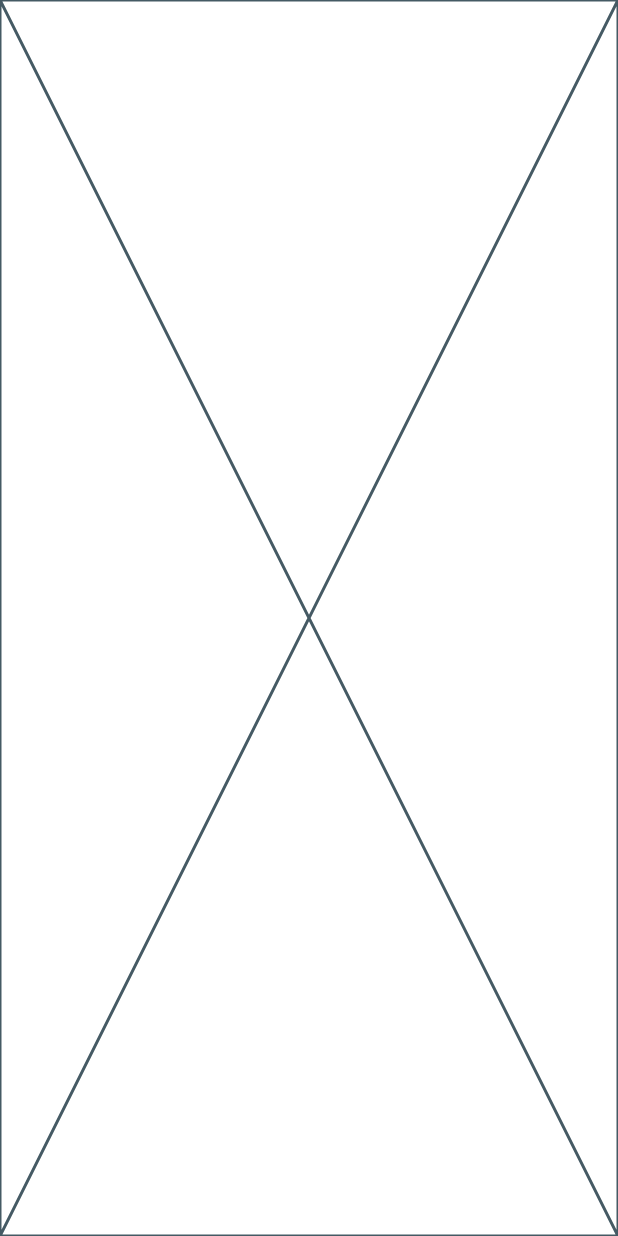
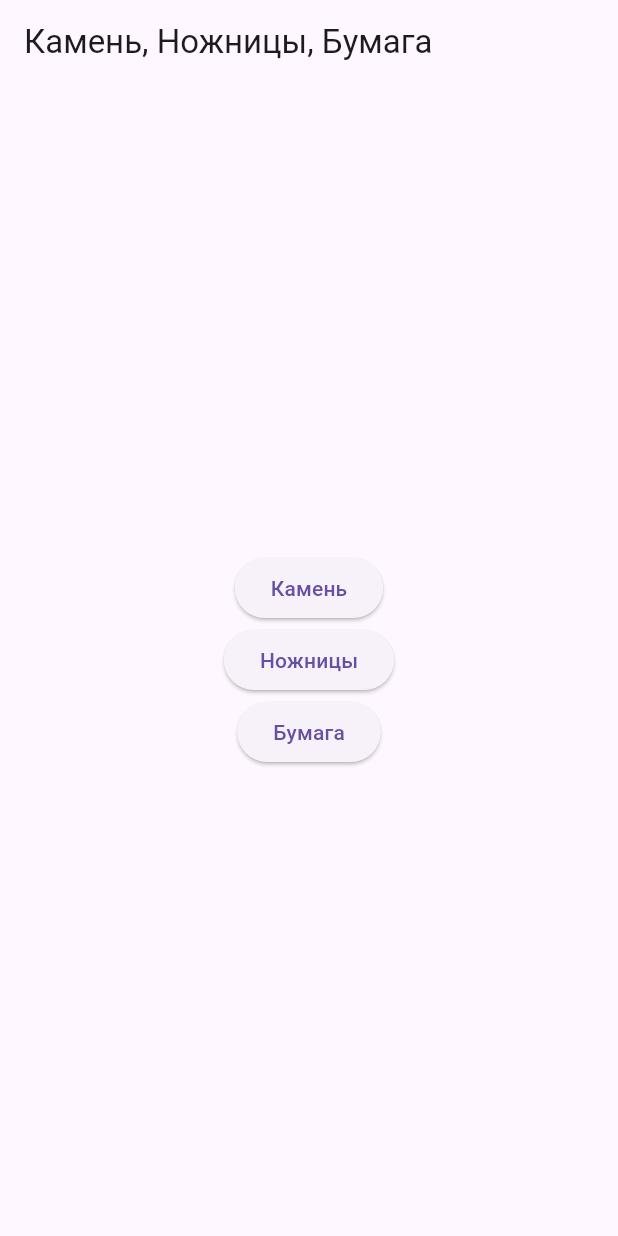
Before and after one commit to LetunovskiySergey/hw_25, a Flutter app: the screen it shows after launch, on a phone screen of 412 x 824 dp. Run offline on Flutter 3.47's test engine with Material 3 defaults, Android fonts, the phone set to English and light mode, and no system bars.

Commit message:
Created Home Screen

```diff
--- a/lib/screens/home_screen.dart
+++ b/lib/screens/home_screen.dart
@@ -5,6 +5,47 @@ class HomeScreen extends StatelessWidget {
 
   @override
   Widget build(BuildContext context) {
-    return const Placeholder();
+    return Scaffold(
+      appBar: AppBar(
+        title: Text('Камень, Ножницы, Бумага'),
+      ),
+      body: Center(
+        child: Column(
+          mainAxisAlignment: MainAxisAlignment.center,
+          children: [
+            ElevatedButton(
+              onPressed: () {
+                Navigator.pushNamed(
+                  context,
+                  '/result',
+                  arguments: 'Камень',
+                );
+              },
+              child: Text('Камень'),
+            ),
+            ElevatedButton(
+              onPressed: () {
+                Navigator.pushNamed(
+                  context,
+                  '/result',
+                  arguments: 'Ножницы',
+                );
+              },
+              child: Text('Ножницы'),
+            ),
+            ElevatedButton(
+              onPressed: () {
+                Navigator.pushNamed(
+                  context,
+                  '/result',
+                  arguments: 'Бумага',
+                );
+              },
+              child: Text('Бумага'),
+            ),
+          ],
+        ),
+      ),
+    );
   }
 }
```
